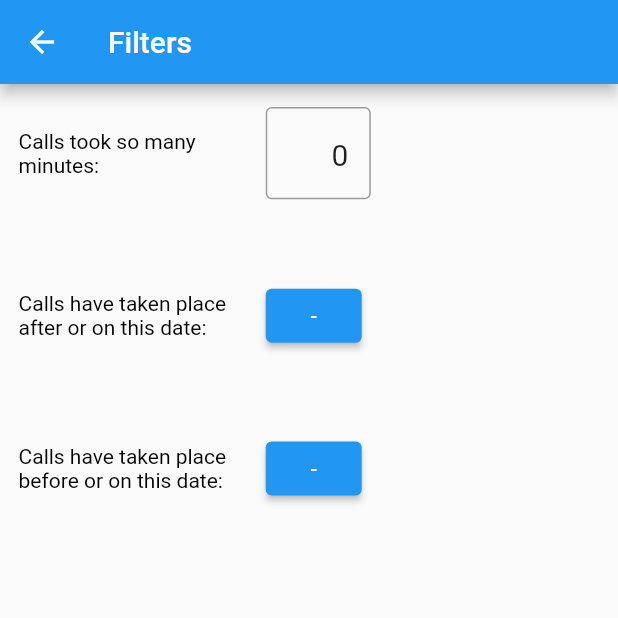
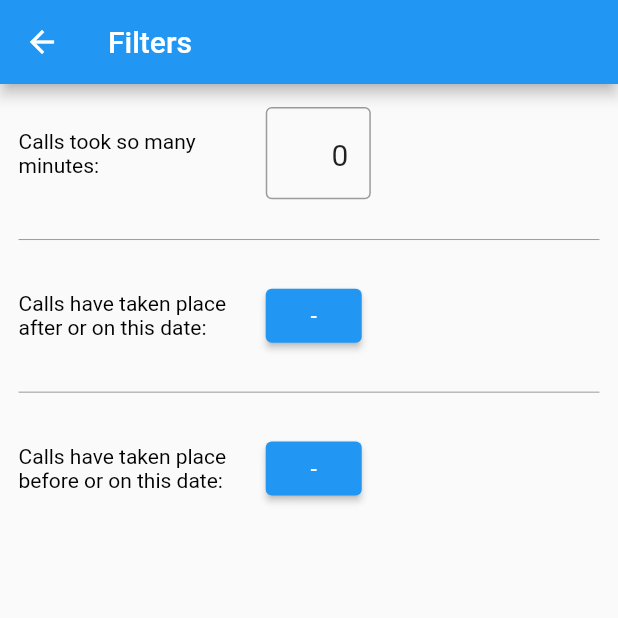
Before and after one commit to Flonator3000/call-history, a Flutter app: the FilterScreen screen opened by its route, on a phone screen of 412 x 824 dp, the top half of it. Run offline on Flutter 3.47's test engine with Material 2 defaults, Android fonts, the phone set to English and light mode, and no system bars; our stand-ins replace get_it, hive, hive_flutter, injectable; missing offline and left inert: call_log; accounts and stored records are empty; generated files the repository leaves out were written again.

Commit message:
Add dividers to filter screen

```diff
--- a/lib/screen/filter_screen.dart
+++ b/lib/screen/filter_screen.dart
@@ -37,12 +37,16 @@ class _FilterScreenState extends State<FilterScreen> {
             builder: (context, filterProvider, _) => Column(
               children: [
                 _buildMinDuration(filterProvider, mediaQueryUtil, appLocalizations),
-                SizedBox(
+                Divider(
                   height: mediaQueryUtil.height(0.07),
+                  thickness: 0.7,
+                  color: Colors.grey,
                 ),
                 _buildStartDateRow(filterProvider, mediaQueryUtil, appLocalizations),
-                SizedBox(
+                Divider(
                   height: mediaQueryUtil.height(0.07),
+                  thickness: 0.7,
+                  color: Colors.grey,
                 ),
                 _buildEndDateRow(filterProvider, mediaQueryUtil, appLocalizations),
               ],
```
